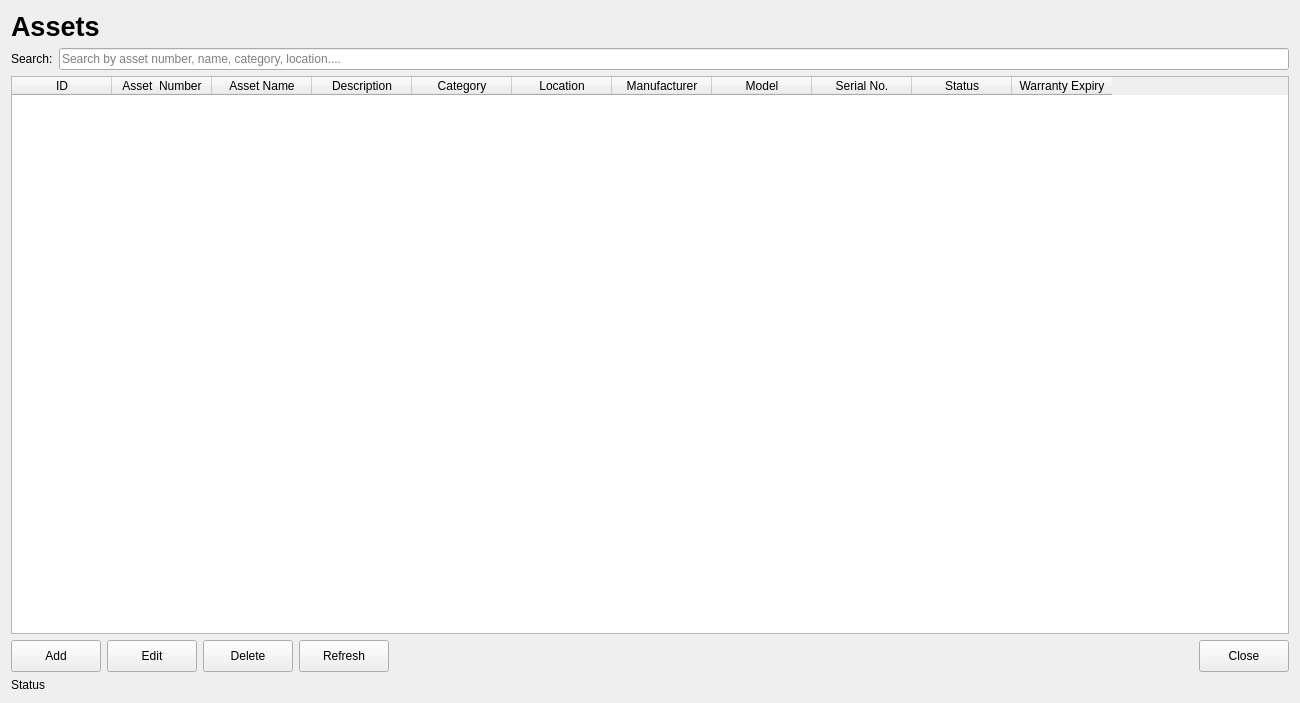
Above: MaintenanceSystem/app/ui/forms/assets_page.ui from Apie-dup/MaintenanceSystem before the change. Below: the same form after it.
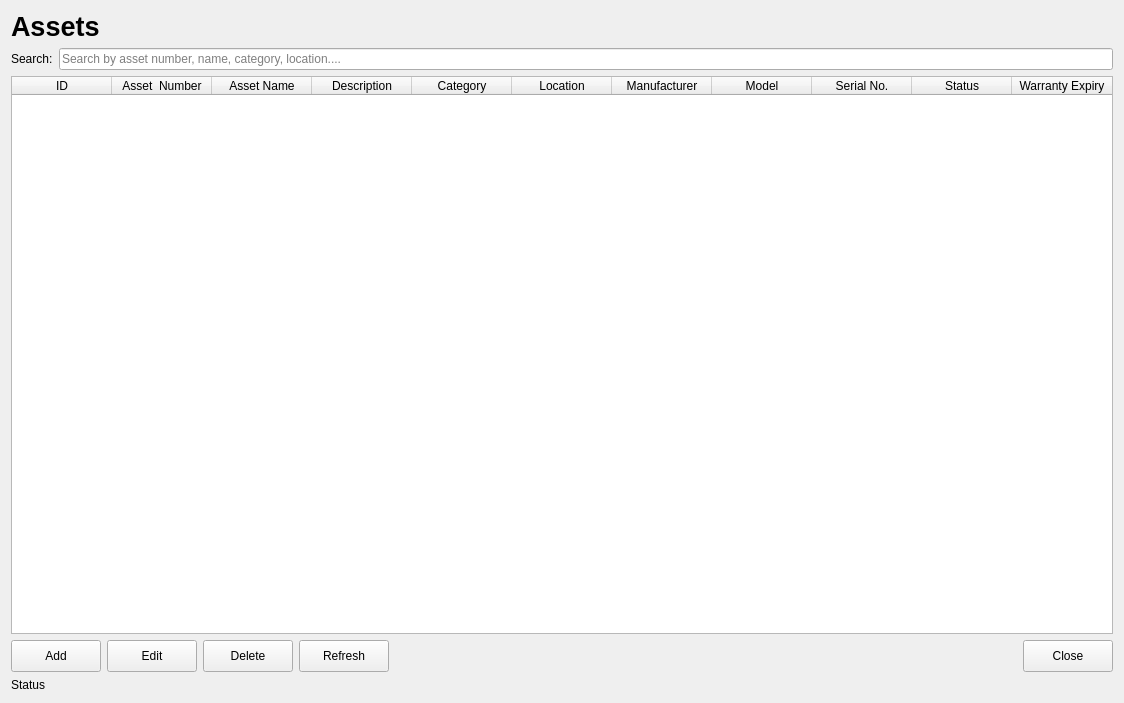
That is the form after the change.

Patch:
```diff
--- a/MaintenanceSystem/app/ui/forms/assets_page.ui
+++ b/MaintenanceSystem/app/ui/forms/assets_page.ui
@@ -6,7 +6,7 @@
    <rect>
     <x>0</x>
     <y>0</y>
-    <width>1300</width>
+    <width>1124</width>
     <height>703</height>
    </rect>
   </property>
```
Left out of the diff: 6 changed lines with no effect on the pictures.
